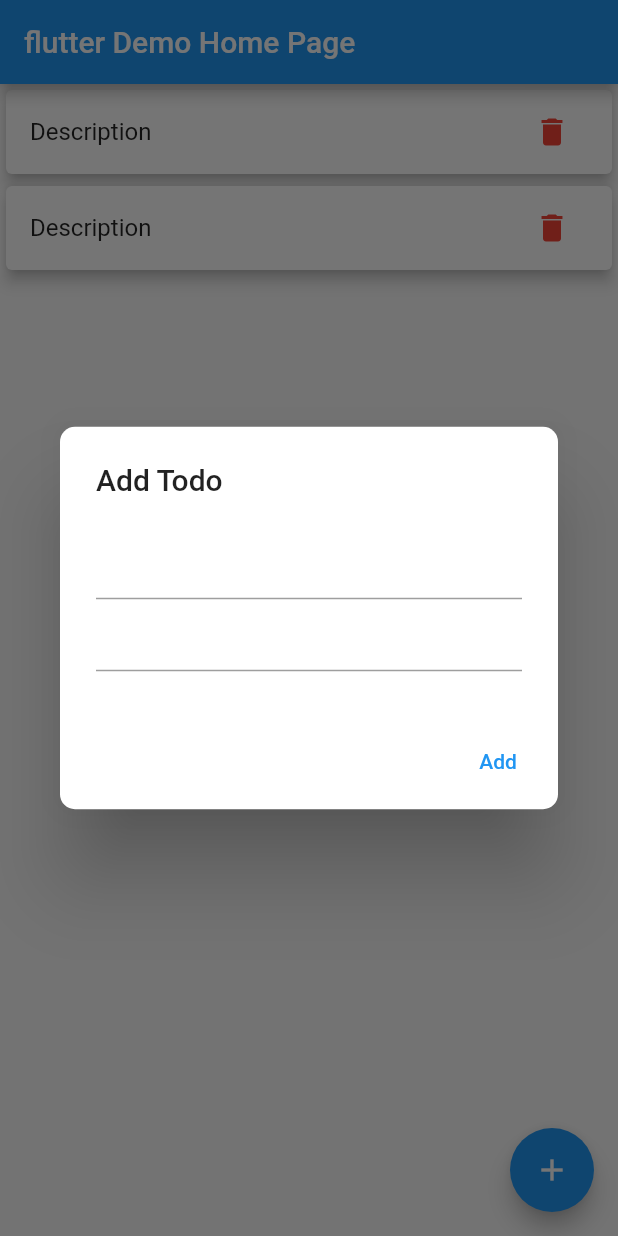
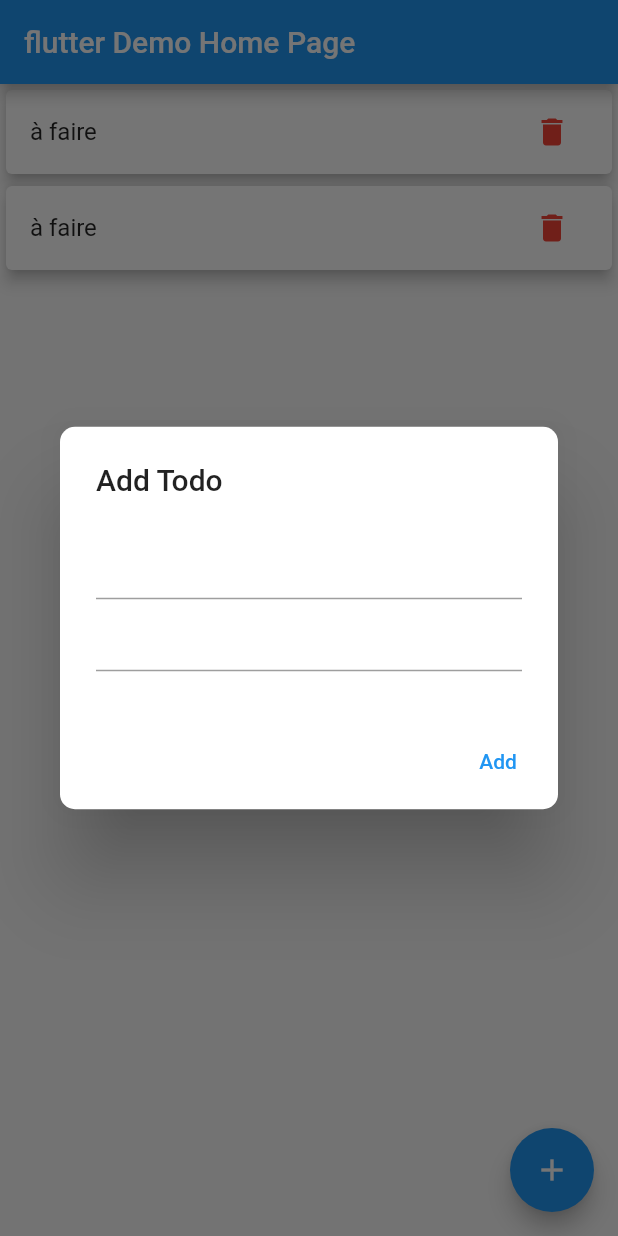
Before and after one commit to Gohon95/Flutter_todolist, a Flutter app: the screen it shows after launch, after a tap on the "add" icon, on a phone screen of 412 x 824 dp. Run offline on Flutter 3.47's test engine with Material 2 defaults, Android fonts, the phone set to English and light mode, and no system bars; our stand-ins replace cloud_firestore, firebase_core; accounts and stored records are empty.

Commit message:
correction de bug

```diff
--- a/lib/main.dart
+++ b/lib/main.dart
@@ -5,11 +5,11 @@ import 'package:cloud_firestore/cloud_firestore.dart';
 void main() async {
   WidgetsFlutterBinding.ensureInitialized();
   await Firebase.initializeApp();
-  runApp(const MyApp());
+  runApp(const Todo());
 }
 
-class MyApp extends StatelessWidget {
-  const MyApp({Key? key}) : super(key: key);
+class Todo extends StatelessWidget {
+  const Todo({Key? key}) : super(key: key);
 
   @override
   Widget build(BuildContext context) {
@@ -34,8 +34,8 @@ class MyHomePage extends StatefulWidget {
 
 class _MyHomePageState extends State<MyHomePage> {
   List todos = List.empty();
-  String title = "";
-  String description = "";
+  String title = "qqq";
+  String description = "bb";
   @override
   void initState() {
     super.initState();
@@ -43,14 +43,14 @@ class _MyHomePageState extends State<MyHomePage> {
   }
 
   createTodo() {
-    DocumentReference documentReference = FirebaseFirestore.instance.collection("MyTodos").doc(title);
+    CollectionReference ref = FirebaseFirestore.instance.collection("MyTodos");
 
     Map<String, String> todoList = {
       "todoTitle": title,
       "todoDesc": description
     };
 
-    documentReference.set(todoList).whenComplete(() => print("Date stored successfuly"));
+    ref.add(todoList).whenComplete(() => print("Date stored successfuly"));
   }
 
   @override
@@ -68,7 +68,7 @@ class _MyHomePageState extends State<MyHomePage> {
                 child: Card(
                   elevation: 4,
                   child: ListTile(
-                    title: const Text("Description"),
+                    title: const Text("à faire"),
                     trailing: IconButton(
                       icon: const Icon(Icons.delete),
                       color: Colors.red,
@@ -113,7 +113,7 @@ class _MyHomePageState extends State<MyHomePage> {
                         onPressed: ()
                         {
                           setState(() {
-                            //todos.add(title);
+                            todos.add(title);
                             createTodo();
                           });
                           Navigator.of(context).pop();
```
